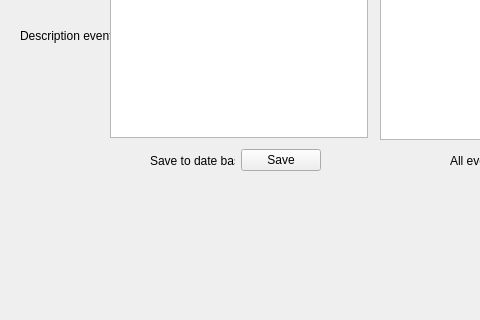
This is Diary_Of_Every_Day/mainwindow.ui in Danil-Kovalev/Diary as Qt 5 draws it before an edit; both pictures show x 100 to 580 and y 162 to 482 of the 800 by 600 pixel window. The edited form follows.
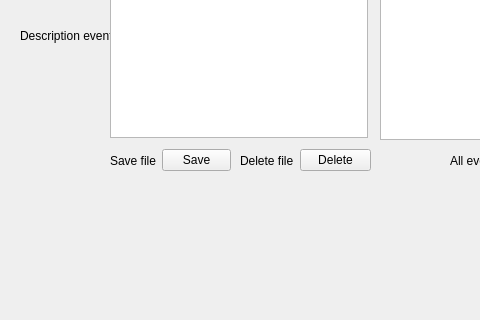
This is the edited form.

Commit message: Fixed ability to delete and view all added files

Diff of the .ui file:
```diff
--- a/Diary_Of_Every_Day/mainwindow.ui
+++ b/Diary_Of_Every_Day/mainwindow.ui
@@ -112,12 +112,12 @@
      </rect>
     </property>
    </widget>
-   <widget class="QWidget" name="">
+   <widget class="QWidget" name="layoutWidget">
     <property name="geometry">
      <rect>
-      <x>250</x>
+      <x>210</x>
       <y>310</y>
-      <width>171</width>
+      <width>121</width>
       <height>25</height>
      </rect>
     </property>
@@ -125,7 +125,7 @@
      <item>
       <widget class="QLabel" name="l_save">
        <property name="text">
-        <string>Save to date base</string>
+        <string>Save file</string>
        </property>
       </widget>
      </item>
@@ -138,7 +138,7 @@
      </item>
     </layout>
    </widget>
-   <widget class="QWidget" name="">
+   <widget class="QWidget" name="layoutWidget">
     <property name="geometry">
      <rect>
       <x>550</x>
@@ -164,6 +164,32 @@
      </item>
     </layout>
    </widget>
+   <widget class="QWidget" name="">
+    <property name="geometry">
+     <rect>
+      <x>340</x>
+      <y>310</y>
+      <width>131</width>
+      <height>25</height>
+     </rect>
+    </property>
+    <layout class="QHBoxLayout" name="horizontalLayout_3">
+     <item>
+      <widget class="QLabel" name="l_delete">
+       <property name="text">
+        <string>Delete file</string>
+       </property>
+      </widget>
+     </item>
+     <item>
+      <widget class="QPushButton" name="b_deleteEvent">
+       <property name="text">
+        <string>Delete</string>
+       </property>
+      </widget>
+     </item>
+    </layout>
+   </widget>
   </widget>
   <widget class="QMenuBar" name="menubar">
    <property name="geometry">
```
The commit also changes 3 other files.
